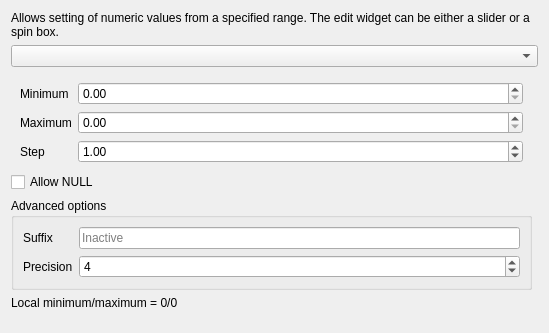
Old version of the form src/ui/editorwidgets/qgsrangeconfigdlgbase.ui in the repository qgis/QGIS.
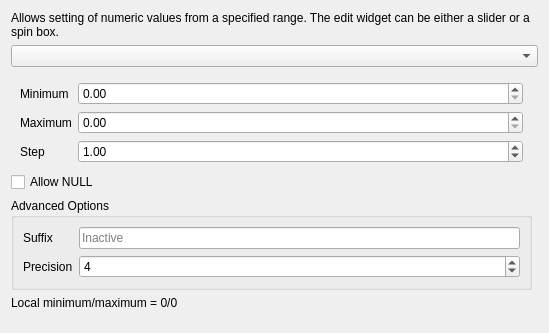
New version of the form. Custom widgets are drawn as their Qt base class.

The edit to the form file:
```diff
--- a/src/ui/editorwidgets/qgsrangeconfigdlgbase.ui
+++ b/src/ui/editorwidgets/qgsrangeconfigdlgbase.ui
@@ -27,7 +27,7 @@
    <item row="4" column="0">
     <widget class="QgsCollapsibleGroupBox" name="groupBox">
      <property name="title">
-      <string>Advanced options</string>
+      <string>Advanced Options</string>
      </property>
      <layout class="QFormLayout" name="formLayout_3">
       <item row="0" column="0">
```
